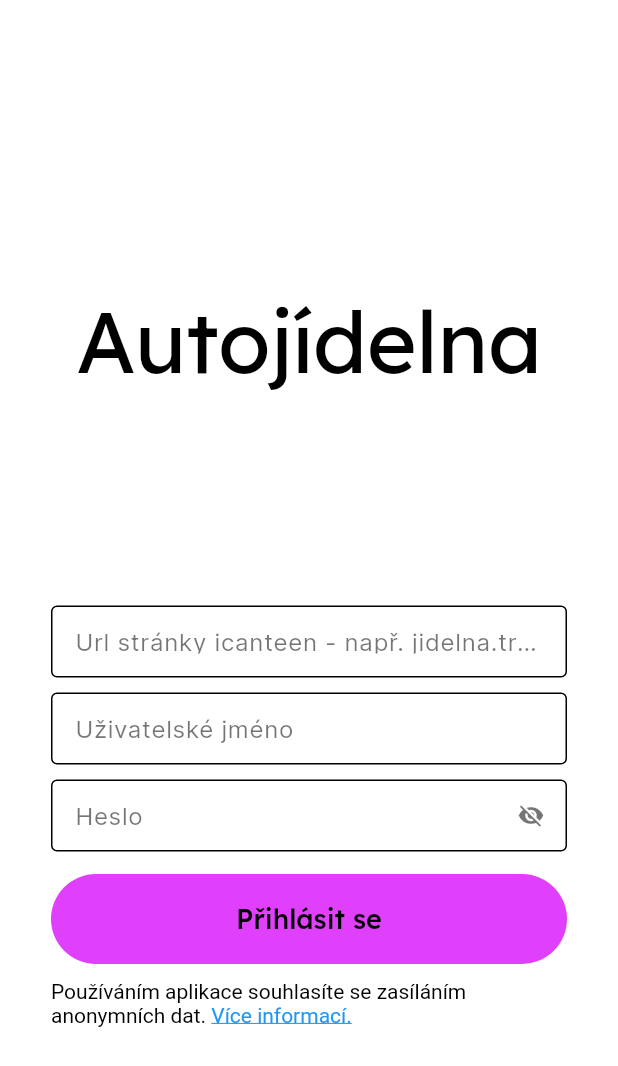
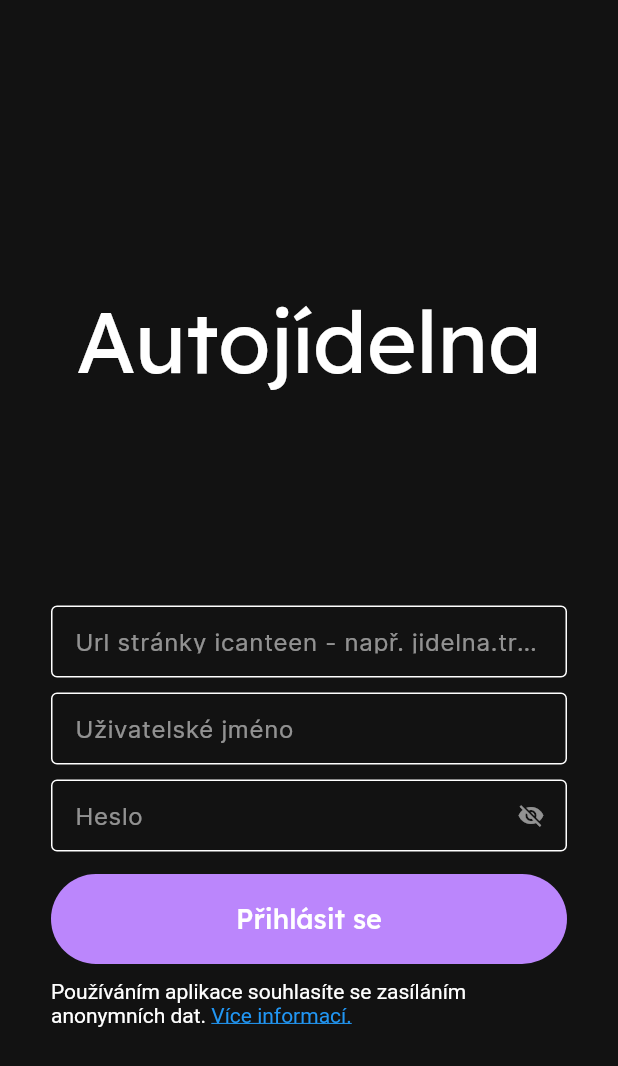
Before and after one commit to App-Elevate/AUT.aplikace-legacy, a Flutter app: the screen it shows after launch, on a phone screen of 412 x 824 dp. Shown: the top 1066 px of the screen. Run offline on Flutter 3.47's test engine with Material 3 defaults, Android fonts, the phone set to English and light mode, and no system bars; our stand-ins replace awesome_notifications, firebase_analytics, firebase_core, firebase_crashlytics, flutter_secure_storage, flutter_svg and 10 more; missing offline and left inert: background_fetch, canteenlib, enum_to_string, icons_flutter; accounts and stored records are empty; statements that could not run were skipped.

Commit message:
hide unfinished features for closed beta

```diff
--- a/lib/pages_new/more/more.dart
+++ b/lib/pages_new/more/more.dart
@@ -37,11 +37,12 @@ class MorePage extends StatelessWidget {
           title: Text(lang.account),
           onTap: () => Navigator.of(context).push(MaterialPageRoute(builder: (context) => const AccountScreen())),
         ),
+        /* TODO: make the page
         ListTile(
           leading: const Icon(Icons.analytics_outlined),
           title: Text(lang.statistics),
           onTap: () => Navigator.of(context).push(MaterialPageRoute(builder: (context) => const StatisticsScreen())),
-        ),
+        ),*/
         const CustomDivider(isTransparent: false),
         ListTile(
           leading: const Icon(Icons.settings_outlined),
--- a/lib/pages_new/settings/appearance.dart
+++ b/lib/pages_new/settings/appearance.dart
@@ -42,6 +42,7 @@ class AppearanceScreen extends StatelessWidget {
           ),
           SectionTitle(lang.settingsDisplay),
           // TODO: const TabletUiButton(),
+          /* TODO: add this
           Selector<Settings, ({bool read, Function(bool) set, DateFormatOptions format})>(
             selector: (_, p1) => (read: p1.relTimeStamps, set: p1.setRelTimeStamps, format: p1.dateFormat),
             builder: (context, relTimeStamps, child) => SwitchListTile(
@@ -50,7 +51,7 @@ class AppearanceScreen extends StatelessWidget {
               value: relTimeStamps.read,
               onChanged: relTimeStamps.set,
             ),
-          ),
+          ),*/
           const DateFormatPickerButton(),
         ],
       ),
--- a/lib/providers.dart
+++ b/lib/providers.dart
@@ -27,7 +27,7 @@ import 'package:flutter/material.dart';
 /// [disableAnalytics]      | If true, disables analytics
 class Settings with ChangeNotifier {
   ThemeStyle _themeStyle = ThemeStyle.defaultStyle;
-  ThemeMode _themeMode = ThemeMode.system;
+  ThemeMode _themeMode = ThemeMode.dark;
   TabletUi _tabletUi = TabletUi.auto;
   bool _isListUi = false;
   bool _isPureBlack = false;
```
